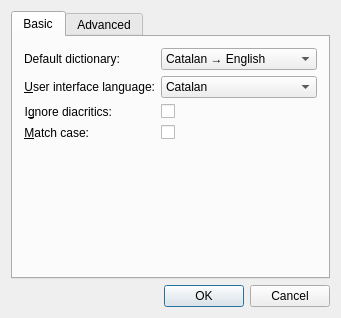
Before: the Qt Designer form gui/configure.ui in cpina/qdacco, drawn with Qt 5.
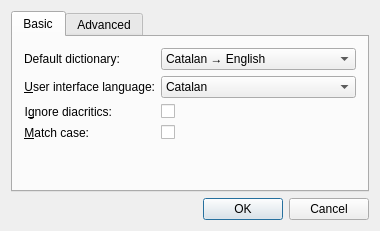
After: the same form once the commit is applied. Icons and pictures are not drawn.

Commit message: Improve settings dialogue size and arrows in the toolbar buttons

```diff
--- a/gui/configure.ui
+++ b/gui/configure.ui
@@ -6,8 +6,8 @@
    <rect>
     <x>0</x>
     <y>0</y>
-    <width>341</width>
-    <height>318</height>
+    <width>380</width>
+    <height>228</height>
    </rect>
   </property>
   <property name="sizePolicy">
@@ -18,7 +18,7 @@
   </property>
   <property name="minimumSize">
    <size>
-    <width>0</width>
+    <width>380</width>
     <height>0</height>
    </size>
   </property>
```
The commit also changes 3 other files.
